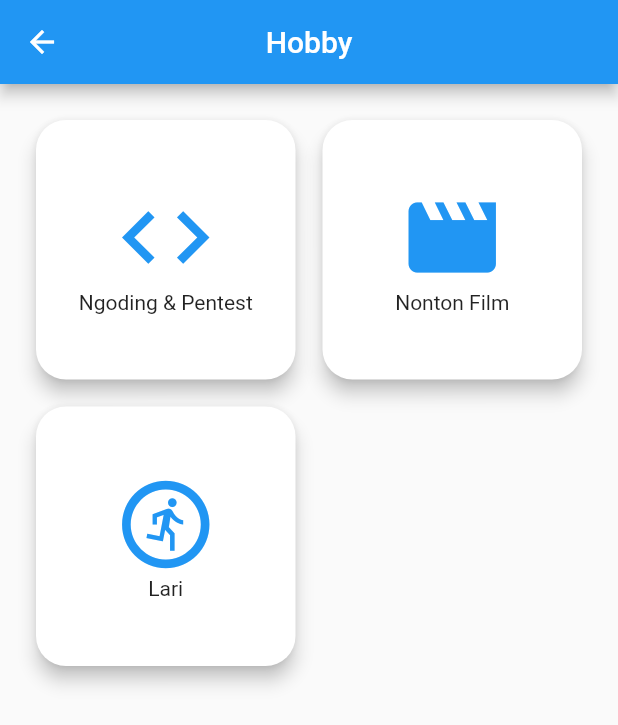
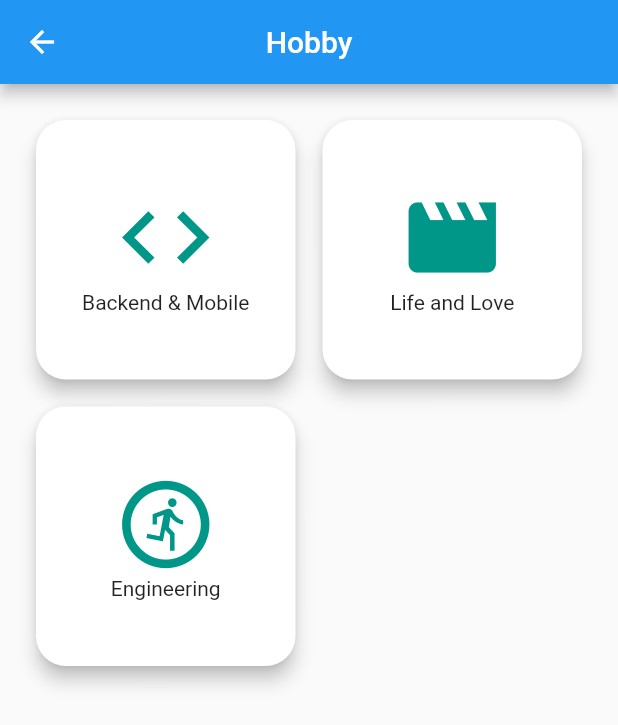
Before and after one commit to Edivri/portfolio_ui, a Flutter app: the MyHobbyPage screen opened directly, on a phone screen of 412 x 824 dp. Shown: the top 725 px of the screen. Run offline on Flutter 3.47's test engine with Material 2 defaults, Android fonts, the phone set to English and light mode, and no system bars; our stand-ins replace eva_icons_flutter.

Commit message:
Update hobby.dart

```diff
--- a/lib/pages/hobby/hobby.dart
+++ b/lib/pages/hobby/hobby.dart
@@ -27,8 +27,8 @@ class MyHobbyPage extends StatelessWidget {
                       child: Column(
                         mainAxisAlignment: MainAxisAlignment.center,
                         children: const [
-                          Icon(Icons.code, color: Colors.blue, size: 70),
-                          Text("Ngoding & Pentest"),
+                          Icon(Icons.code, color: Colors.teal, size: 70),
+                          Text("Backend & Mobile"),
                         ],
                       ),
                     ),
@@ -42,8 +42,8 @@ class MyHobbyPage extends StatelessWidget {
                       child: Column(
                         mainAxisAlignment: MainAxisAlignment.center,
                         children: const [
-                          Icon(Icons.movie, color: Colors.blue, size: 70),
-                          Text("Nonton Film"),
+                          Icon(Icons.movie, color: Colors.teal, size: 70),
+                          Text("Life and Love"),
                         ],
                       ),
                     ),
@@ -59,10 +59,10 @@ class MyHobbyPage extends StatelessWidget {
                         children: const [
                           Icon(
                             Icons.run_circle_outlined,
-                            color: Colors.blue,
+                            color: Colors.teal,
                             size: 70,
                           ),
-                          Text("Lari"),
+                          Text("Engineering"),
                         ],
                       ),
                     ),
```
